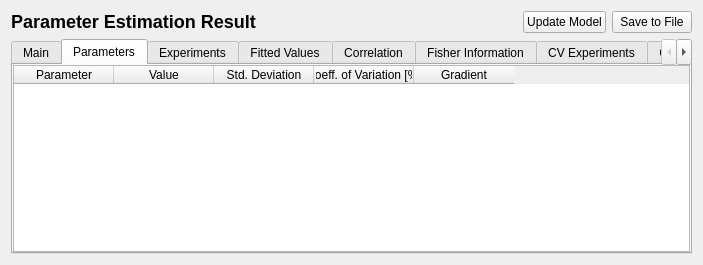
The window that copasi/UI/CQFittingResult.ui (copasi/COPASI) describes before a commit, drawn with Qt 5.
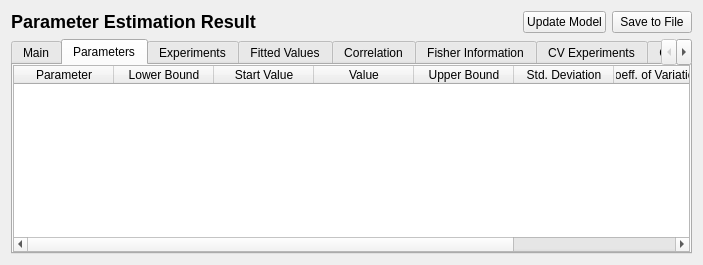
The same window after the commit. The open tabs and pages were chosen to show the change. Custom widgets are drawn as their Qt base class.

```diff
--- a/copasi/UI/CQFittingResult.ui
+++ b/copasi/UI/CQFittingResult.ui
@@ -99,11 +99,26 @@
         <string>Parameter</string>
        </property>
       </column>
+      <column>
+       <property name="text">
+        <string>Lower Bound</string>
+       </property>
+      </column>
+      <column>
+       <property name="text">
+        <string>Start Value</string>
+       </property>
+      </column>
       <column>
        <property name="text">
         <string>Value</string>
        </property>
       </column>
+      <column>
+       <property name="text">
+        <string>Upper Bound</string>
+       </property>
+      </column>
       <column>
        <property name="text">
         <string>Std. Deviation</string>
```
Left out of the diff: 10 changed lines with no effect on the pictures.
